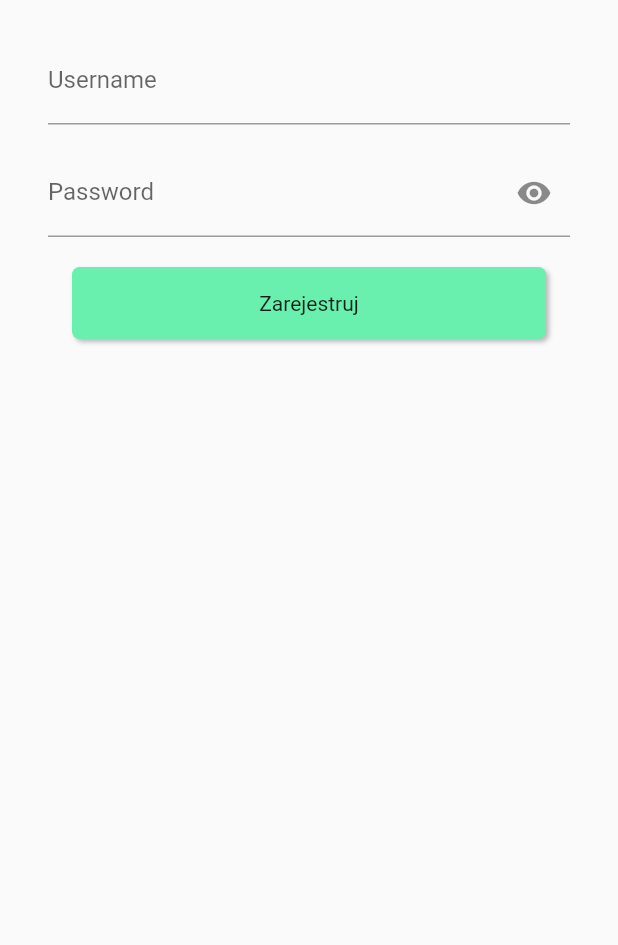
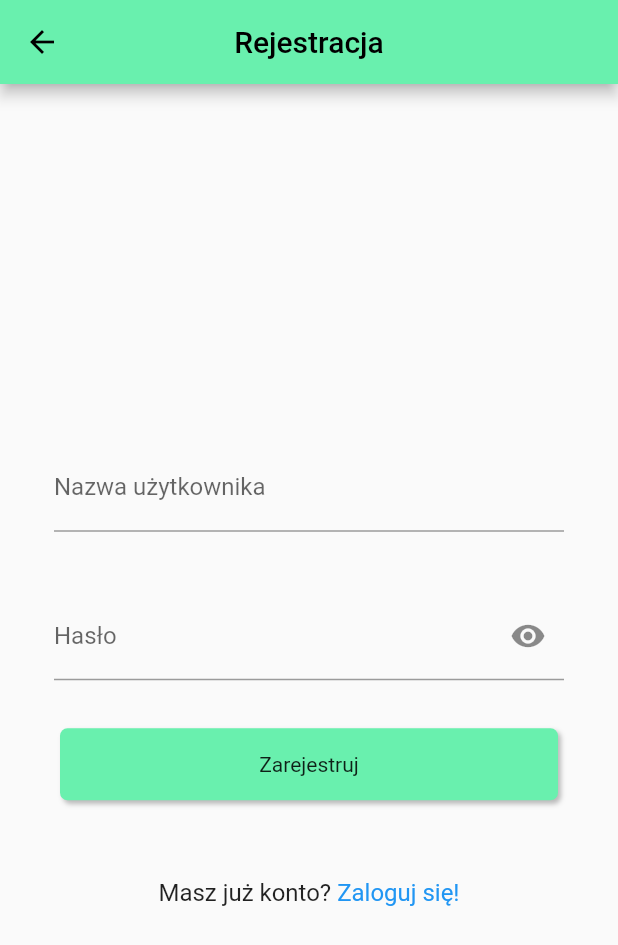
Before and after one commit to DimaGolt/Bazy_danych_2, a Flutter app: the RegisterScreen screen opened by its route, on a phone screen of 412 x 824 dp. Shown: the top 945 px of the screen. Run offline on Flutter 3.47's test engine with Material 2 defaults, Android fonts, the light colour scheme and no system bars; our stand-ins replace auto_route; missing offline and left inert: mysql_client; accounts and stored records are empty.

Commit message:
add user depth and update some screens

```diff
--- a/lib/ui/screens/register_screen.dart
+++ b/lib/ui/screens/register_screen.dart
@@ -33,46 +33,47 @@ class _RegisterScreenState extends State<RegisterScreen> {
   @override
   Widget build(BuildContext context) {
     return Scaffold(
+      appBar: AppBar(
+        title: Text('Rejestracja'),
+        centerTitle: true,
+      ),
       body: Form(
         key: _formState,
         child: Padding(
           padding: const EdgeInsets.symmetric(horizontal: 16),
-          child: Container(
-            child: Padding(
-              padding: const EdgeInsets.symmetric(horizontal: 8, vertical: 16),
           child: Column(
-                mainAxisSize: MainAxisSize.min,
+            mainAxisSize: MainAxisSize.max,
             crossAxisAlignment: CrossAxisAlignment.center,
+            mainAxisAlignment: MainAxisAlignment.center,
             children: [
               Padding(
-                    padding: const EdgeInsets.all(8),
+                padding: const EdgeInsets.all(20),
                 child: TextFormField(
                   focusNode: _usernameNode,
                   key: _usernameFieldKey,
                   keyboardType: TextInputType.name,
                   validator: (value) => value!.isNotEmpty
                       ? null
-                          : 'Nazwa użytkownika nie może być pusta', //TODO: check unique username
-                      decoration: InputDecoration(labelText: 'Username'),
+                      : 'Nazwa użytkownika nie może być pusta',
+                  decoration: InputDecoration(labelText: 'Nazwa użytkownika'),
                 ),
               ),
               ValueListenableBuilder<bool>(
                 valueListenable: _passwordIsObscuredNotifier,
                 builder: (context, isObscured, _) {
                   return Padding(
-                        padding: const EdgeInsets.all(8),
+                    padding: const EdgeInsets.all(20),
                     child: TextFormField(
                       focusNode: _passwordNode,
                       key: _passwordFieldKey,
                       obscureText: isObscured,
-                          validator: (value) => value!.isNotEmpty
-                              ? null
-                              : "Hasło nie może być puste",
+                      validator: (value) =>
+                          value!.isNotEmpty ? null : "Hasło nie może być puste",
                       decoration: InputDecoration(
-                            labelText: 'Password',
+                        labelText: 'Hasło',
                         suffixIcon: IconButton(
-                              onPressed: () => _passwordIsObscuredNotifier
-                                  .value = !isObscured,
+                          onPressed: () =>
+                              _passwordIsObscuredNotifier.value = !isObscured,
                           icon: const Icon(Icons.remove_red_eye_rounded),
                         ),
                       ),
@@ -86,10 +87,26 @@ class _RegisterScreenState extends State<RegisterScreen> {
                   onTap: _validateAndRegister,
                   text: 'Zarejestruj',
                 ),
+              ),
+              const SizedBox(height: 40),
+              Row(
+                mainAxisAlignment: MainAxisAlignment.center,
+                children: [
+                  const Text(
+                    'Masz już konto? ',
+                    style: TextStyle(fontSize: 16),
+                  ),
+                  GestureDetector(
+                    onTap: () =>
+                        context.router.popAndPush(const LoginScreenRoute()),
+                    child: const Text(
+                      'Zaloguj się!',
+                      style: TextStyle(color: Colors.blue, fontSize: 16),
+                    ),
                   )
                 ],
               ),
-            ),
+            ],
           ),
         ),
       ),
@@ -101,7 +118,10 @@ class _RegisterScreenState extends State<RegisterScreen> {
       var result = await dbService.register(
           _usernameFieldKey.currentState!.value!,
           _passwordFieldKey.currentState!.value!);
-      result ? context.replaceRoute(const HomeScreenRoute()) : print('bruh');
+      result
+          ? context.replaceRoute(const HomeScreenRoute())
+          : ScaffoldMessenger.of(context).showSnackBar(
+              SnackBar(content: Text('Nie udało się zarejestrować')));
     }
   }
 }
--- a/lib/ui/widgets/film_list_tile.dart
+++ b/lib/ui/widgets/film_list_tile.dart
@@ -11,9 +11,9 @@ class FilmListTile extends StatelessWidget {
   @override
   Widget build(BuildContext context) {
     return Padding(
-      padding: const EdgeInsets.all(8.0),
+      padding: const EdgeInsets.all(10.0),
       child: Material(
-        elevation: 2,
+        elevation: 5,
         child: InkWell(
           onTap: () => onTap?.call(),
           child: ListTile(
--- a/lib/ui/widgets/film_rating.dart
+++ b/lib/ui/widgets/film_rating.dart
@@ -58,7 +58,7 @@ class _FilmRatingState extends State<FilmRating> {
     return Column(
       mainAxisSize: MainAxisSize.min,
       children: [
-        Text('Żeby dodać komentarz musisz być zalogowany'),
+        Text('Żeby dodać ocenę musisz być zalogowany'),
         ExpandedButton(
           text: 'Zaloguj',
           onTap: () => context.router.push(const LoginScreenRoute()),
```
Also changed, not shown: lib/services/database_service.dart (+6 -1 lines), lib/ui/screens/film_screen.dart (+4 -3 lines), lib/ui/screens/login_screen.dart (+40 -11 lines), lib/ui/widgets/new_comment_widget.dart (+18 -6 lines). Lines whose indentation alone changed are shown as unchanged.
